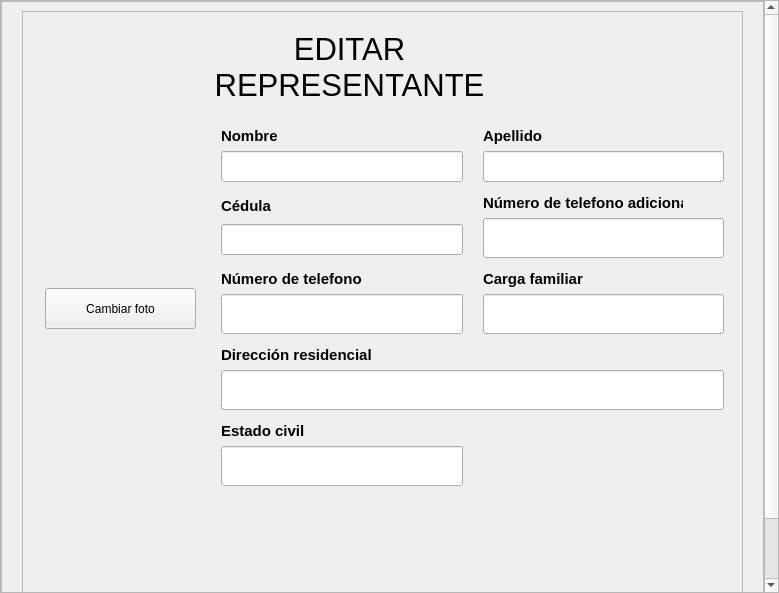
Above: recursos_graficos_y_logicos/elementos_graficos_ui/pantalla_editar_representante.ui from Enmanuel-86/TELA-APP before the change. Below: the same form after it.
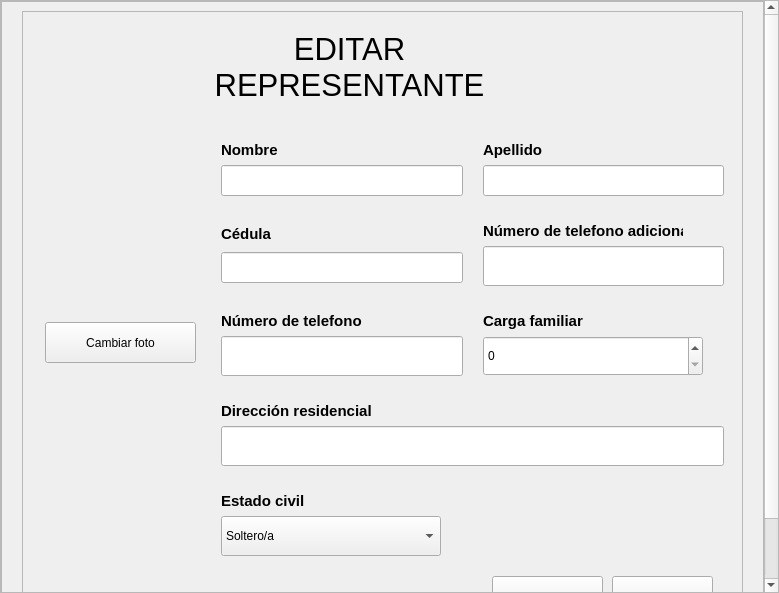
That is the form after the change. Icons and pictures are not drawn.

Commit message: se cambio el qlineedit por combobox y spinbox

What changed in the file:
```diff
--- a/recursos_graficos_y_logicos/elementos_graficos_ui/pantalla_editar_representante.ui
+++ b/recursos_graficos_y_logicos/elementos_graficos_ui/pantalla_editar_representante.ui
@@ -698,30 +698,27 @@
                    </widget>
                   </item>
                   <item>
-                   <widget class="QLineEdit" name="input_mostrar_carga_familiar">
+                   <widget class="QSpinBox" name="spinBox_carga_familiar">
                     <property name="enabled">
                      <bool>true</bool>
                     </property>
                     <property name="minimumSize">
                      <size>
-                      <width>0</width>
+                      <width>220</width>
                       <height>40</height>
                      </size>
                     </property>
-                    <property name="font">
-                     <font>
-                      <family>Segoe UI</family>
-                      <pointsize>14</pointsize>
-                      <weight>50</weight>
-                      <italic>false</italic>
-                      <bold>false</bold>
-                     </font>
+                    <property name="maximumSize">
+                     <size>
+                      <width>220</width>
+                      <height>40</height>
+                     </size>
                     </property>
-                    <property name="styleSheet">
-                     <string notr="true"/>
+                    <property name="accelerated">
+                     <bool>true</bool>
                     </property>
-                    <property name="readOnly">
-                     <bool>false</bool>
+                    <property name="maximum">
+                     <number>70</number>
                     </property>
                    </widget>
                   </item>
@@ -835,32 +832,43 @@
                     </property>
                    </widget>
                   </item>
-                  <item alignment="Qt::AlignTop">
-                   <widget class="QLineEdit" name="input_mostrar_estado_civil">
+                  <item>
+                   <widget class="QComboBox" name="comboBox_estado_civil">
                     <property name="enabled">
                      <bool>true</bool>
                     </property>
                     <property name="minimumSize">
                      <size>
-                      <width>0</width>
+                      <width>220</width>
                       <height>40</height>
                      </size>
                     </property>
-                    <property name="font">
-                     <font>
-                      <family>Segoe UI</family>
-                      <pointsize>14</pointsize>
-                      <weight>50</weight>
-                      <italic>false</italic>
-                      <bold>false</bold>
-                     </font>
+                    <property name="maximumSize">
+                     <size>
+                      <width>220</width>
+                      <height>40</height>
+                     </size>
                     </property>
-                    <property name="styleSheet">
-                     <string notr="true"/>
-                    </property>
-                    <property name="readOnly">
-                     <bool>false</bool>
-                    </property>
+                    <item>
+                     <property name="text">
+                      <string>Soltero/a</string>
+                     </property>
+                    </item>
+                    <item>
+                     <property name="text">
+                      <string>Casado/a</string>
+                     </property>
+                    </item>
+                    <item>
+                     <property name="text">
+                      <string>Divorciado/a</string>
+                     </property>
+                    </item>
+                    <item>
+                     <property name="text">
+                      <string>Viudo/a</string>
+                     </property>
+                    </item>
                    </widget>
                   </item>
                  </layout>
```
The commit also changes 1 other file.
